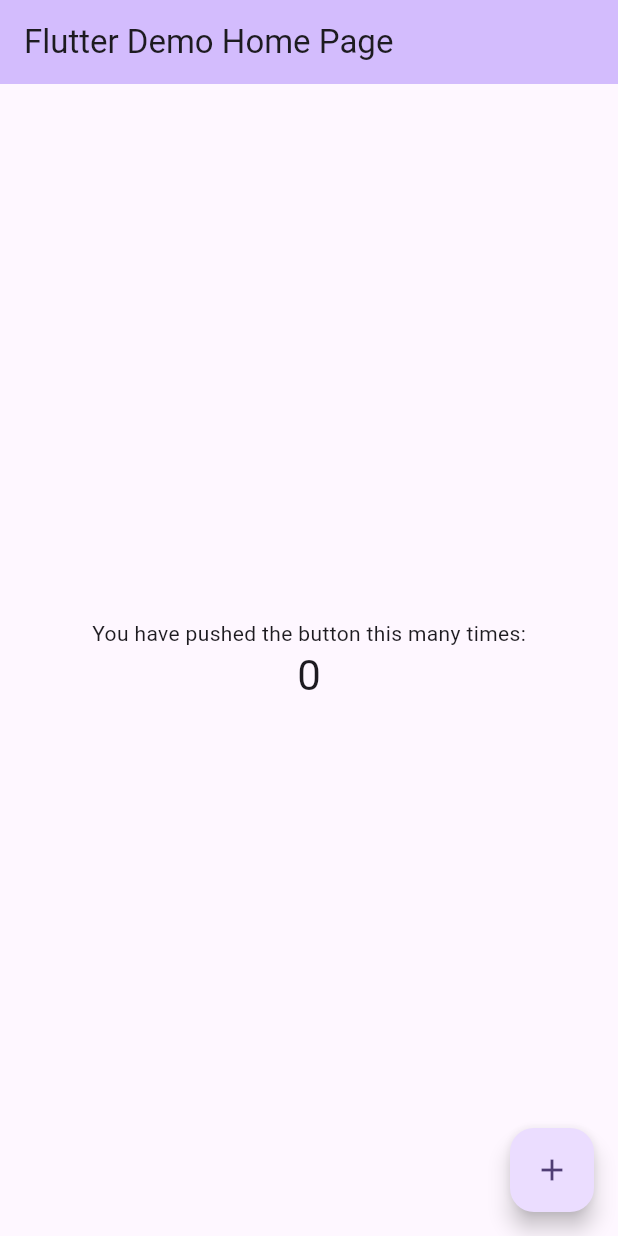
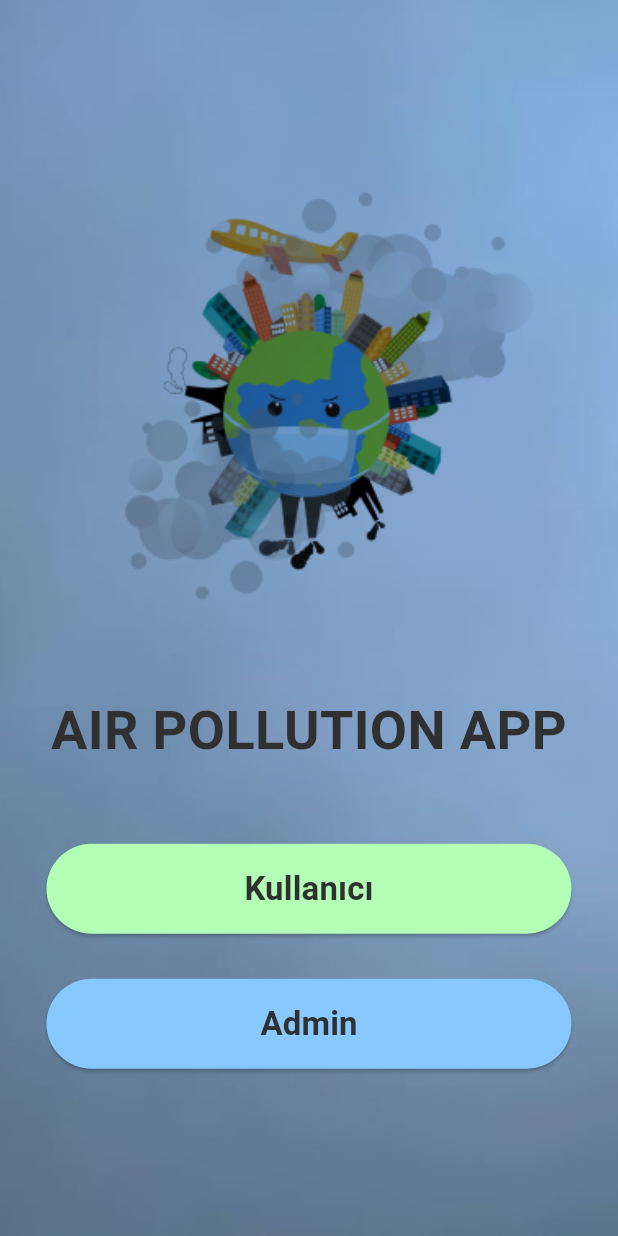
Before and after one commit to betullsvs/air-pollution-app, a Flutter app: the screen it shows after launch, on a phone screen of 412 x 824 dp. Run offline on Flutter 3.47's test engine with Material 3 defaults, Android fonts, the phone set to English and light mode, and no system bars.

Commit message:
Giris ekrani kodlandi

```diff
--- a/Air Pollution App/frontend/flutter_app/lib/main.dart
+++ b/Air Pollution App/frontend/flutter_app/lib/main.dart
@@ -1,4 +1,6 @@
 import 'package:flutter/material.dart';
+
+import 'screens/welcome_screen.dart';
 
 void main() {
   runApp(const MyApp());
@@ -10,61 +12,8 @@ class MyApp extends StatelessWidget {
   // This widget is the root of your application.
   @override
   Widget build(BuildContext context) {
-    return MaterialApp(
-      title: 'Flutter Demo',
-      theme: ThemeData(
-        colorScheme: ColorScheme.fromSeed(seedColor: Colors.deepPurple),
-        useMaterial3: true,
-      ),
-      home: const MyHomePage(title: 'Flutter Demo Home Page'),
+    return const MaterialApp(
+      home: WelcomeScreen(),
     );
   }
 }
-
-class MyHomePage extends StatefulWidget {
-  const MyHomePage({super.key, required this.title});
-
-  final String title;
-
-  @override
-  State<MyHomePage> createState() => _MyHomePageState();
-}
-
-class _MyHomePageState extends State<MyHomePage> {
-  int _counter = 0;
-
-  void _incrementCounter() {
-    setState(() {
-      _counter++;
-    });
-  }
-
-  @override
-  Widget build(BuildContext context) {
-    return Scaffold(
-      appBar: AppBar(
-        backgroundColor: Theme.of(context).colorScheme.inversePrimary,
-        title: Text(widget.title),
-      ),
-      body: Center(
-        child: Column(
-          mainAxisAlignment: MainAxisAlignment.center,
-          children: <Widget>[
-            const Text(
-              'You have pushed the button this many times:',
-            ),
-            Text(
-              '$_counter',
-              style: Theme.of(context).textTheme.headlineMedium,
-            ),
-          ],
-        ),
-      ),
-      floatingActionButton: FloatingActionButton(
-        onPressed: _incrementCounter,
-        tooltip: 'Increment',
-        child: const Icon(Icons.add),
-      ), // This trailing comma makes auto-formatting nicer for build methods.
-    );
-  }
-}
--- /dev/null
+++ b/Air Pollution App/frontend/flutter_app/lib/screens/welcome_screen.dart
@@ -0,0 +1,80 @@
+import 'package:flutter/material.dart';
+
+class WelcomeScreen extends StatelessWidget {
+  const WelcomeScreen({super.key});
+
+  @override
+  Widget build(BuildContext context) {
+    return Scaffold(
+      body: Stack(
+        children: [
+          Positioned.fill(
+            child: Image.asset(
+              'assets/images/wallpaper.png',
+              fit: BoxFit.cover,
+            ),
+          ),
+          Center(
+            child: Column(
+              mainAxisAlignment: MainAxisAlignment.center,
+              children: [
+                const SizedBox(height: 350),
+                const Text(
+                  'AIR POLLUTION APP',
+                  style: TextStyle(
+                    fontSize: 36,
+                    fontWeight: FontWeight.bold,
+                    color: Color.fromARGB(255, 48, 48, 48),
+                  ),
+                  textAlign: TextAlign.center,
+                ),
+                const SizedBox(height: 50),
+                //UserButton
+                ElevatedButton(
+                  onPressed: () {},
+                  style: ElevatedButton.styleFrom(
+                    backgroundColor: const Color.fromARGB(255, 179, 255, 181),
+                    fixedSize: const Size(350, 60),
+                    padding: const EdgeInsets.symmetric(
+                      vertical: 10,
+                      horizontal: 60,
+                    ),
+                  ),
+                  child: const Text(
+                    'Kullanıcı',
+                    style: TextStyle(
+                      fontSize: 22,
+                      color: Color.fromARGB(255, 48, 48, 48),
+                      fontWeight: FontWeight.bold,
+                    ),
+                  ),
+                ),
+                const SizedBox(height: 30),
+                //AdminButton
+                ElevatedButton(
+                  onPressed: () {},
+                  style: ElevatedButton.styleFrom(
+                    backgroundColor: const Color.fromARGB(255, 135, 201, 255),
+                    fixedSize: const Size(350, 60),
+                    padding: const EdgeInsets.symmetric(
+                      vertical: 10,
+                      horizontal: 60,
+                    ),
+                  ),
+                  child: const Text(
+                    'Admin',
+                    style: TextStyle(
+                      fontSize: 22,
+                      color: Color.fromARGB(255, 48, 48, 48),
+                      fontWeight: FontWeight.bold,
+                    ),
+                  ),
+                ),
+              ],
+            ),
+          ),
+        ],
+      ),
+    );
+  }
+}
--- a/Air Pollution App/frontend/flutter_app/pubspec.yaml
+++ b/Air Pollution App/frontend/flutter_app/pubspec.yaml
@@ -52,7 +52,8 @@ dev_dependencies:
 
 # The following section is specific to Flutter packages.
 flutter:
-
+  assets:
+    - assets/images/wallpaper.png
   # The following line ensures that the Material Icons font is
   # included with your application, so that you can use the icons in
   # the material Icons class.
```
Also changed, not shown: Air Pollution App/frontend/flutter_app/assets/images/wallpaper.png (added).
